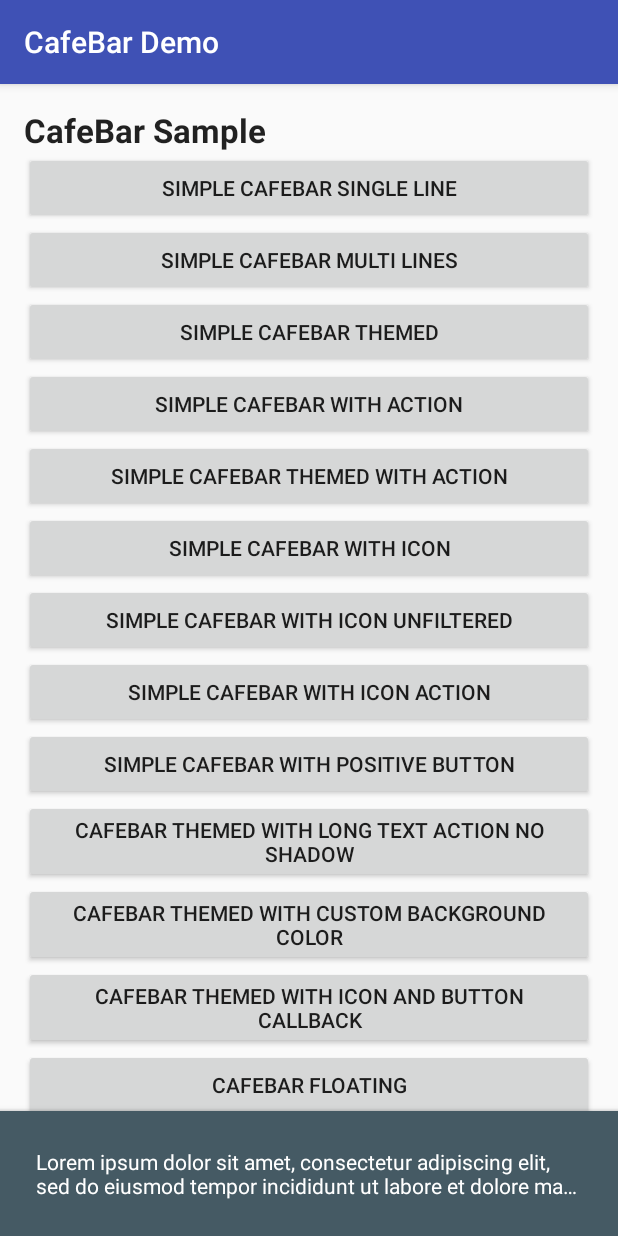
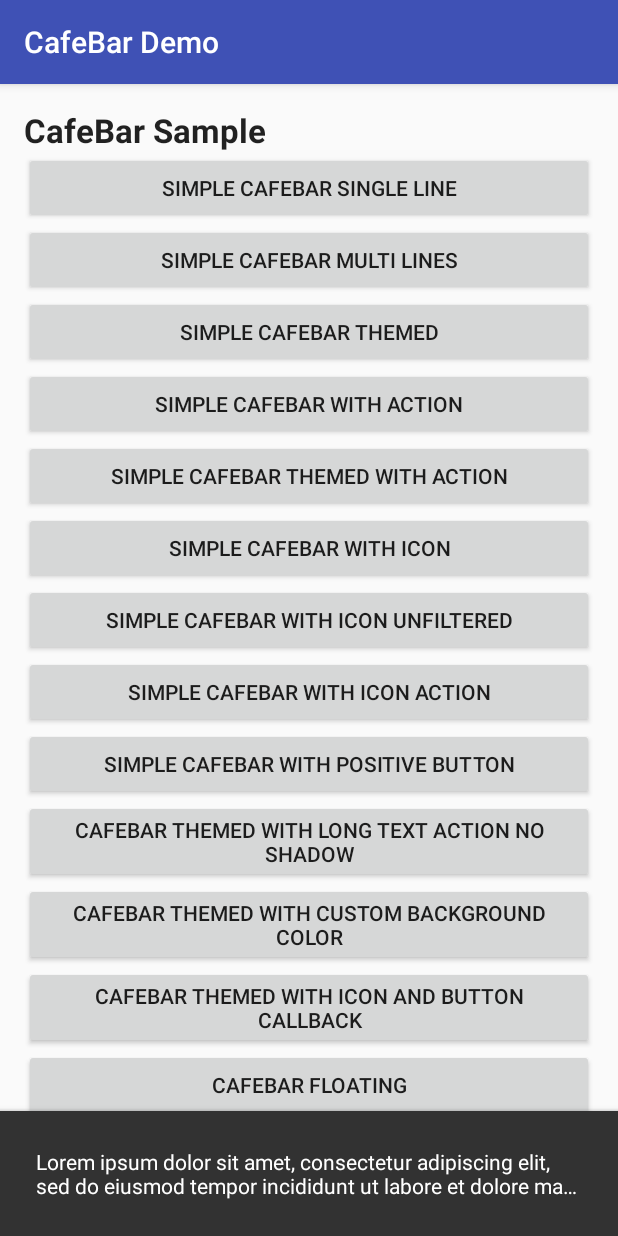
Before and after one commit to danimahardhika/cafebar, an Android app: the screen it shows after launch (MainActivity), after a tap on "CAFEBAR THEMED WITH CUSTOM BACKGROUND CO", on a phone screen of 412 x 824 dp. Run offline under Robolectric (Android 15) with nearby library versions, the phone set to English and light mode, and no system bars; 1 statement that could not run was skipped; 1 other tap on this screen came first.

Commit message:
Update sample
[ci skip]

```diff
--- a/app/src/main/java/com/danimahardhika/cafebar/demo/MainActivity.java
+++ b/app/src/main/java/com/danimahardhika/cafebar/demo/MainActivity.java
@@ -60,7 +60,7 @@ public class MainActivity extends AppCompatActivity {
             public void onClick(View view) {
                 CafeBar.builder(MainActivity.this)
                         .theme(CafeBarTheme.LIGHT)
-                        .content(R.string.demo_text)
+                        .content("Lorem ipsum lorem ipsum lorem ipsum lorem ipsum")
                         .neutralText("Action")
                         .build().show();
             }
@@ -163,9 +163,14 @@ public class MainActivity extends AppCompatActivity {
                         .content(R.string.demo_text)
                         .duration(2000);
 
+                //--- You can use custom theme in release 1.0.7
+                //Text color (content and buttons) automatically set
+                builder.theme(new CafeBarTheme.Custom(Color.parseColor("#F44336")));
+
                 CafeBar cafeBar = builder.build();
-                View v = cafeBar.getCafeBarView();
-                v.setBackgroundColor(Color.parseColor("#455A64"));
+                //--- Old method
+                //View v = cafeBar.getCafeBarView();
+                //v.setBackgroundColor(Color.parseColor("#455A64"));
 
                 cafeBar.show();
             }
```
